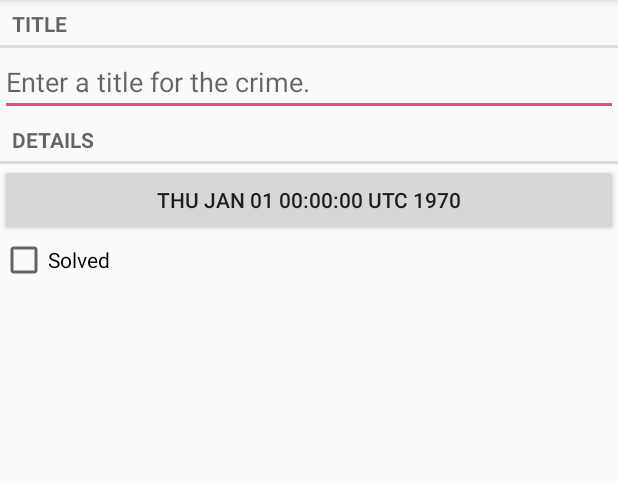
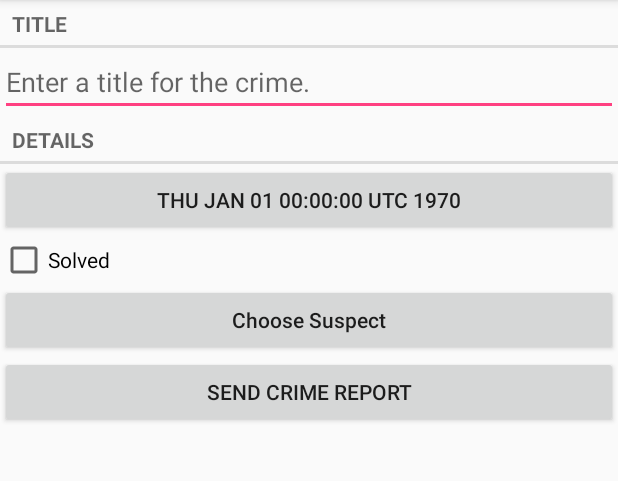
Before and after one commit to ivicel/Android-Programming-BigNerd, an Android app: the screen it shows after launch (CrimePagerActivity), after a tap on "New Crime", on a phone screen of 412 x 824 dp, the part 84-565 px from its top. Run offline under Robolectric (Android 15) with nearby library versions, the phone set to English and light mode, and no system bars.

Commit message:
chapter 15

```diff
--- a/CriminalIntent/app/src/main/java/info/ivicel/criminalintent/Crime.java
+++ b/CriminalIntent/app/src/main/java/info/ivicel/criminalintent/Crime.java
@@ -12,6 +12,7 @@
     private Date mDate;
     private String mTitle;
     private boolean mSolved;
+    private String mSuspect;
 
     public Crime() {
         this(UUID.randomUUID());
@@ -49,4 +50,12 @@
     public void setSolved(boolean solved) {
         mSolved = solved;
     }
+
+    public String getSuspect() {
+        return mSuspect;
+    }
+
+    public void setSuspect(String suspect) {
+        mSuspect = suspect;
+    }
 }
--- a/CriminalIntent/app/src/main/java/info/ivicel/criminalintent/CrimeBaseHelper.java
+++ b/CriminalIntent/app/src/main/java/info/ivicel/criminalintent/CrimeBaseHelper.java
@@ -26,13 +26,13 @@
                 CrimeTable.Cols.UUID + "," +
                 CrimeTable.Cols.TITLE + "," +
                 CrimeTable.Cols.DATE + "," +
-                CrimeTable.Cols.SOLVED +
+                CrimeTable.Cols.SOLVED + "," +
+                CrimeTable.Cols.SUSPECT +
                 ")"
         );
     }
 
     @Override
     public void onUpgrade(SQLiteDatabase db, int oldVersion, int newVersion) {
-
     }
 }
--- a/CriminalIntent/app/src/main/java/info/ivicel/criminalintent/CrimeCursorWrapper.java
+++ b/CriminalIntent/app/src/main/java/info/ivicel/criminalintent/CrimeCursorWrapper.java
@@ -26,10 +26,14 @@
         String title = getString(getColumnIndex(CrimeTable.Cols.TITLE));
         long date = getLong(getColumnIndex(CrimeTable.Cols.DATE));
         int isSolved = getInt(getColumnIndex(CrimeTable.Cols.SOLVED));
+        String suspect = getString(getColumnIndex(CrimeTable.Cols.SUSPECT));
+
         Crime crime = new Crime(UUID.fromString(uuidString));
         crime.setDate(new Date(date));
         crime.setTitle(title);
         crime.setSolved(isSolved != 0);
+        crime.setSuspect(suspect);
+
         return crime;
     }
 }
--- a/CriminalIntent/app/src/main/java/info/ivicel/criminalintent/CrimeDbSchema.java
+++ b/CriminalIntent/app/src/main/java/info/ivicel/criminalintent/CrimeDbSchema.java
@@ -13,6 +13,7 @@
             public static final String TITLE = "title";
             public static final String DATE = "date";
             public static final String SOLVED = "solved";
+            public static final String SUSPECT = "suspect";
         }
     }
 }
--- a/CriminalIntent/app/src/main/java/info/ivicel/criminalintent/CrimeFragment.java
+++ b/CriminalIntent/app/src/main/java/info/ivicel/criminalintent/CrimeFragment.java
@@ -2,13 +2,17 @@
 
 import android.app.Activity;
 import android.content.Intent;
+import android.content.pm.PackageManager;
 import android.database.Cursor;
+import android.net.Uri;
 import android.os.Bundle;
+import android.provider.ContactsContract;
 import android.support.annotation.Nullable;
 import android.support.v4.app.Fragment;
 import android.support.v4.app.FragmentManager;
 import android.text.Editable;
 import android.text.TextWatcher;
+import android.text.format.DateFormat;
 import android.view.LayoutInflater;
 import android.view.View;
 import android.view.ViewGroup;
@@ -16,6 +20,7 @@
 import android.widget.CheckBox;
 import android.widget.CompoundButton;
 import android.widget.EditText;
+import android.widget.Toast;
 
 import java.util.Date;
 import java.util.UUID;
@@ -29,11 +34,14 @@
     private static final String ARG_CRIME_ID = "crime_id";
     private static final String DIALOG_DATE = "DialogDate";
     private static final int REQUEST_DATE = 0;
+    private static final int REQUEST_CONTACT = 1;
 
     private Crime mCrime;
     private EditText mTitleField;
     private Button mDateButton;
-    private CheckBox mSolvedCheckBoxk;
+    private CheckBox mSolvedCheckBox;
+    private Button mReportButton;
+    private Button mSuspectButton;
 
     @Override
     public void onCreate(@Nullable Bundle savedInstanceState) {
@@ -50,7 +58,9 @@
 
         mTitleField = (EditText)v.findViewById(R.id.crime_title);
         mDateButton = (Button)v.findViewById(R.id.crime_date);
-        mSolvedCheckBoxk = (CheckBox)v.findViewById(R.id.crime_solved);
+        mSolvedCheckBox = (CheckBox)v.findViewById(R.id.crime_solved);
+        mReportButton = (Button)v.findViewById(R.id.crime_report);
+        mSuspectButton = (Button)v.findViewById(R.id.crime_suspect);
 
 
         mTitleField.setText(mCrime.getTitle());
@@ -82,15 +92,81 @@
 
             }
         });
-        mSolvedCheckBoxk.setChecked(mCrime.isSolved());
-        mSolvedCheckBoxk.setOnCheckedChangeListener(new CompoundButton.OnCheckedChangeListener() {
+        mSolvedCheckBox.setChecked(mCrime.isSolved());
+        mSolvedCheckBox.setOnCheckedChangeListener(new CompoundButton.OnCheckedChangeListener() {
             @Override
             public void onCheckedChanged(CompoundButton buttonView, boolean isChecked) {
                 mCrime.setSolved(isChecked);
             }
         });
 
+        mReportButton.setOnClickListener(new View.OnClickListener() {
+            @Override
+            public void onClick(View v) {
+                Intent i = new Intent(Intent.ACTION_SEND);
+                i.setType("text/plain");
+                i.putExtra(Intent.EXTRA_TEXT, getCrimeReport());
+                i.putExtra(Intent.EXTRA_SUBJECT, getString(R.string.crime_report_subject));
+                i = Intent.createChooser(i, getString(R.string.send_report));
+                startActivity(i);
+            }
+        });
+
+        mSuspectButton.setOnClickListener(new View.OnClickListener() {
+            @Override
+            public void onClick(View v) {
+                Intent pickContact = new Intent(Intent.ACTION_PICK,
+                        ContactsContract.Contacts.CONTENT_URI);
+                PackageManager pm = getActivity().getPackageManager();
+                if (pm.resolveActivity(pickContact, PackageManager.MATCH_DEFAULT_ONLY) != null) {
+                    startActivityForResult(pickContact, REQUEST_CONTACT);
+                } else {
+                    Toast.makeText(getContext(), R.string.no_contact_respond, Toast.LENGTH_SHORT).show();
+                }
+            }
+        });
+
+        if (mCrime.getSuspect() != null) {
+            mReportButton.setText(mCrime.getSuspect());
+        }
+
         return v;
+    }
+
+    @Override
+    public void onActivityResult(int requestCode, int resultCode, Intent data) {
+        if (resultCode != Activity.RESULT_OK) {
+            return;
+        }
+        if (requestCode == REQUEST_DATE) {
+            Date date = (Date)data.getSerializableExtra(DatePickerFragment.EXTRA_DATE);
+            mCrime.setDate(date);
+            updateDate();
+        } else if (requestCode == REQUEST_CONTACT) {
+            Uri contactUri = data.getData();
+            String[] queryFields = new String[] {
+                    ContactsContract.Contacts.DISPLAY_NAME
+            };
+            Cursor c = getActivity().getContentResolver().query(contactUri, queryFields,
+                    null, null, null);
+            if (c == null || c.getCount() == 0) {
+                return;
+            }
+            try {
+                c.moveToFirst();
+                String suspect = c.getString(0);
+                mCrime.setSuspect(suspect);
+                mSuspectButton.setText(suspect);
+            } finally {
+                c.close();
+            }
+        }
+    }
+
+    @Override
+    public void onPause() {
+        super.onPause();
+        CrimeLab.get(getContext()).updateCrime(mCrime);
     }
 
     public static CrimeFragment newInstance(UUID crimeId) {
@@ -102,26 +178,30 @@
         return fragment;
     }
 
-    @Override
-    public void onActivityResult(int requestCode, int resultCode, Intent data) {
-        if (resultCode != Activity.RESULT_OK) {
-            return;
-        }
-        if (requestCode == REQUEST_DATE) {
-            Date date = (Date)data.getSerializableExtra(DatePickerFragment.EXTRA_DATE);
-            mCrime.setDate(date);
-            updateDate();
-        }
-    }
-
-    @Override
-    public void onPause() {
-        super.onPause();
-        CrimeLab.get(getContext()).updateCrime(mCrime);
-    }
-
     private void updateDate() {
         mDateButton.setText(mCrime.getDate().toString());
     }
 
+    private String getCrimeReport() {
+        String solvedString;
+        if (mCrime.isSolved()) {
+            solvedString = getString(R.string.crime_report_solved);
+        } else {
+            solvedString = getString(R.string.crime_report_unsolved);
+        }
+
+        String dateFormat = "EEE, MMM dd";
+        String dateString = DateFormat.format(dateFormat, mCrime.getDate()).toString();
+
+        String suspect = mCrime.getSuspect();
+        if (suspect == null) {
+            suspect = getString(R.string.crime_report_no_suspect);
+        } else {
+            suspect = getString(R.string.crime_report_suspect);
+        }
+
+        String report = getString(R.string.crime_report, mCrime.getTitle(),
+                dateString, solvedString, suspect);
+        return report;
+    }
 }
--- a/CriminalIntent/app/src/main/res/layout/fragment_crime.xml
+++ b/CriminalIntent/app/src/main/res/layout/fragment_crime.xml
@@ -35,5 +35,17 @@
         android:id="@+id/crime_solved"
         android:text="@string/crime_solved_label"/>
 
+    <Button
+        android:layout_width="match_parent"
+        android:layout_height="wrap_content"
+        android:text="@string/crime_suspect_text"
+        android:textAllCaps="false"
+        android:id="@+id/crime_suspect"/>
+
+    <Button
+        android:layout_width="match_parent"
+        android:layout_height="wrap_content"
+        android:text="@string/crime_report_text"
+        android:id="@+id/crime_report"/>
 
 </LinearLayout>
--- a/CriminalIntent/app/src/main/res/values/strings.xml
+++ b/CriminalIntent/app/src/main/res/values/strings.xml
@@ -9,4 +9,15 @@
     <string name="show_subtitle">Show Subtitle</string>
     <string name="hide_subtitle">Hide Subtitle</string>
     <string name="subtitle_format">%1$d crimes</string>
+    <string name="crime_suspect_text">Choose Suspect</string>
+    <string name="crime_report_text">Send Crime Report</string>
+    <string name="crime_report">%1$s!
+The crime was discovered on %2$s. %3$s, and %4$s </string>
+    <string name="crime_report_solved">The case is solved</string>
+    <string name="crime_report_unsolved">The case is not solved</string>
+    <string name="crime_report_no_suspect">there is no suspect.</string>
+    <string name="crime_report_suspect">the suspect is %s.</string>
+    <string name="crime_report_subject">CriminalIntent Crime Report</string>
+    <string name="send_report">Send crime report via</string>
+    <string name="no_contact_respond">there is no a contact app</string>
 </resources>
```
